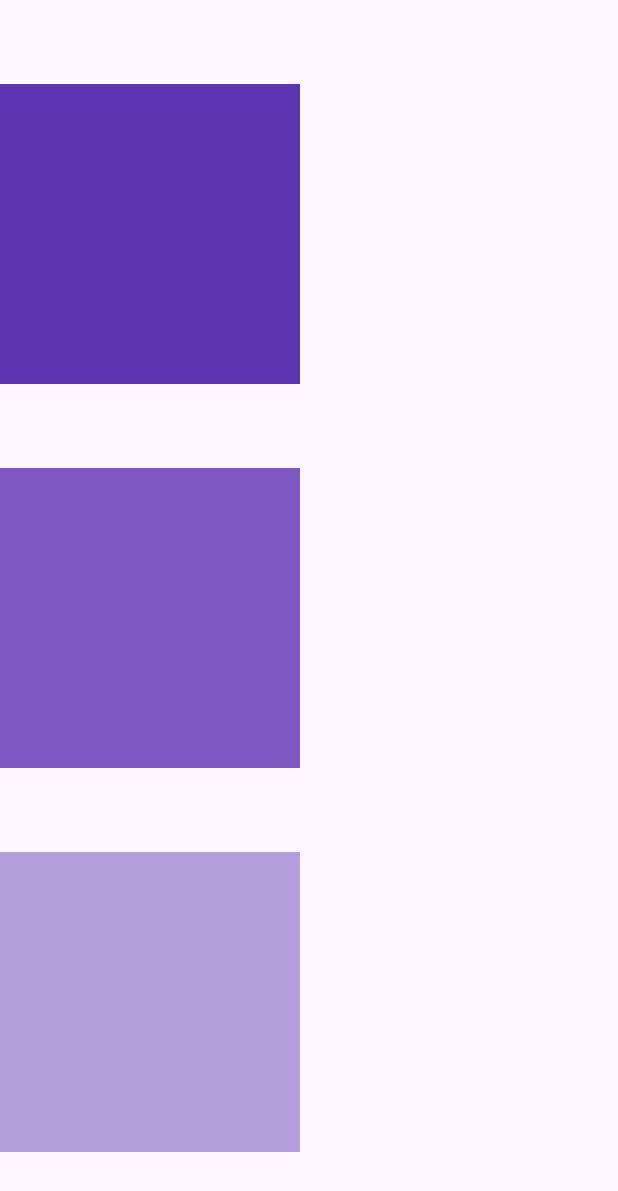
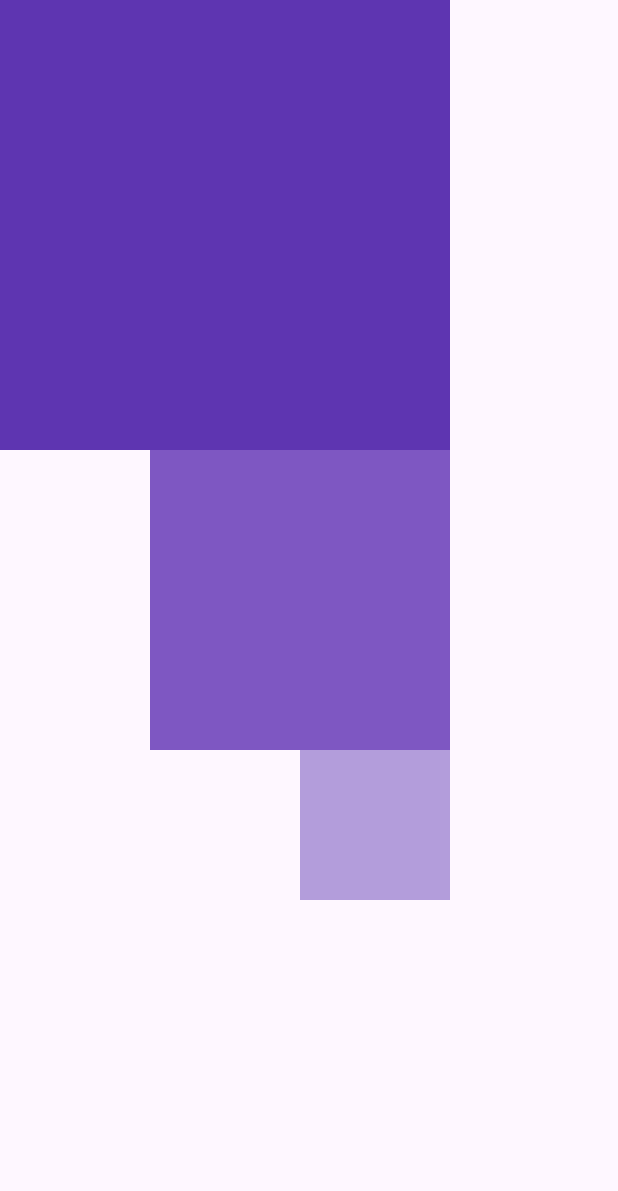
Before and after one commit to 117-Bhavesh/flutterwidget, a Flutter app: the screen it shows after launch, on a phone screen of 412 x 824 dp. Shown: the top 1191 px of the screen. Run offline on Flutter 3.47's test engine with Material 3 defaults, Android fonts, the phone set to English and light mode, and no system bars.

Commit message:
Column widget and CrossAxisAlignment

```diff
--- a/lib/main.dart
+++ b/lib/main.dart
@@ -29,13 +29,13 @@ class MyApp extends StatelessWidget {
 
          */ //AppBar
         body: Column(   //Column Widget
-          mainAxisAlignment: MainAxisAlignment.spaceEvenly, //start, center, end, spaceEvenly
-
+          //mainAxisAlignment: MainAxisAlignment.spaceEvenly, //start, center, end, spaceEvenly
+          crossAxisAlignment: CrossAxisAlignment.end, //start, center, end
           children: [ //to make a column it requires children of widgets
             //1st box
             Container(
-              height: 200,
-              width: 200,
+              height: 300,
+              width: 300,
               color: Colors.deepPurple[600],
             ),
 
@@ -48,8 +48,8 @@ class MyApp extends StatelessWidget {
 
             //3rd box
             Container(
-              height: 200,
-              width: 200,
+              height: 100,
+              width: 100,
               color: Colors.deepPurple[200],
             ),
 
```
